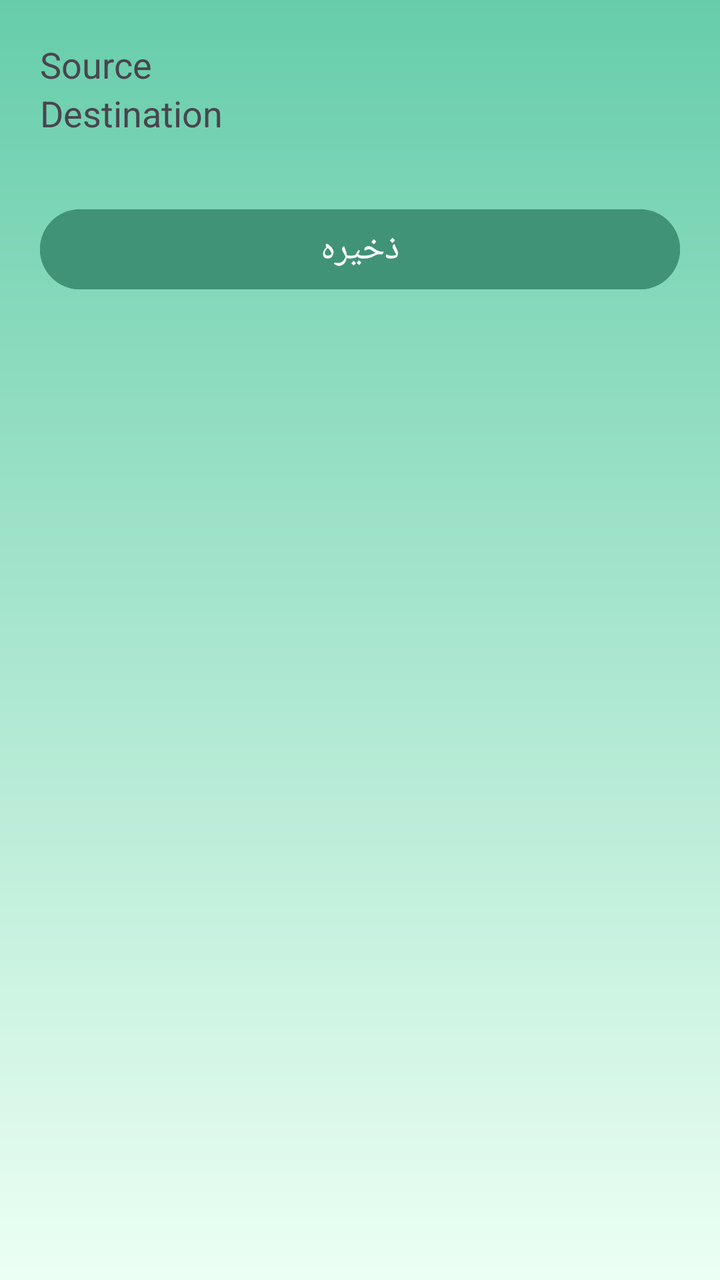
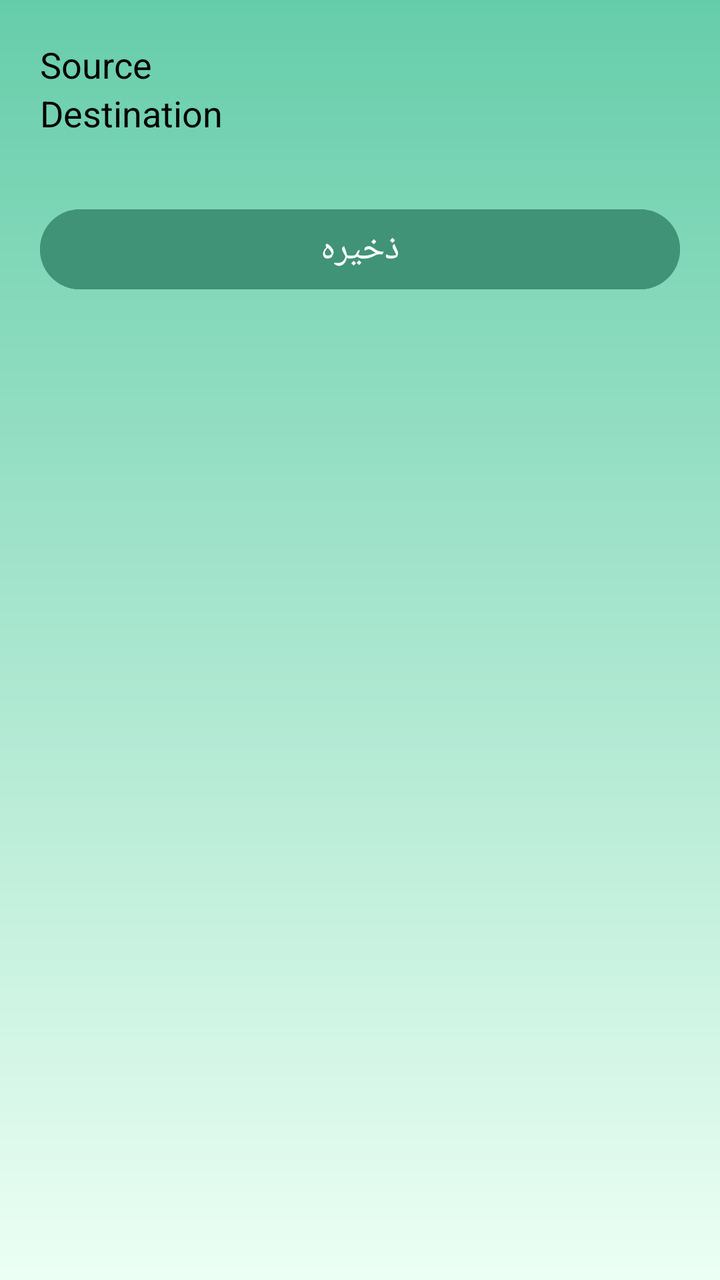

Screens rendered from an Android XML layout before and after an edit, with the pre-edit source and the edit as a unified diff.
<!-- AndroidManifest.xml: application theme Theme.TripMate -->
<!-- res/layout/activity_result.xml -->
<LinearLayout xmlns:android="http://schemas.android.com/apk/res/android"
    android:orientation="vertical"
    android:layout_width="match_parent"
    android:layout_height="match_parent"
    android:padding="20dp"
    android:background="@drawable/gradient_background">



    <TextView
        android:id="@+id/txt_source"
        android:text="Source"
        android:textSize="18sp"
        android:layout_width="wrap_content"
        android:layout_height="wrap_content"
        android:textColorHint="#184B30"
        />

    <TextView
        android:id="@+id/txt_dest"
        android:text="Destination"
        android:textSize="18sp"
        android:layout_width="wrap_content"
        android:layout_height="wrap_content"
        android:textColorHint="#184B30"
        />
    <Button
        android:id="@+id/btn_Save"
        android:layout_width="match_parent"
        android:layout_height="wrap_content"
        android:text="ذخیره"
        android:layout_marginTop="32dp"
        android:backgroundTint="#409376"
        android:textColor="#FFF"
        android:textSize="18sp"
        android:fontFamily="@font/vazirmatn"/>

</LinearLayout>
<!-- resources referenced by this layout -->
<resources>
  <!-- drawable gradient_background (drawable) -->
  <?xml version="1.0" encoding="utf-8"?>
  <shape xmlns:android="http://schemas.android.com/apk/res/android">
      <gradient
          android:startColor="#66CDAA"
          android:endColor="#ECFFF4"
          android:angle="8"/>
  </shape>
  <style name="Theme.TripMate" parent="Base.Theme.TripMate" />
  <style name="Base.Theme.TripMate" parent="Theme.Material3.DayNight.NoActionBar">
          
          
      </style>
</resources>

<!-- the commit's change to res/layout/activity_result.xml (unified diff, before → after) -->
@@ -13,7 +13,7 @@
         android:textSize="18sp"
         android:layout_width="wrap_content"
         android:layout_height="wrap_content"
-        android:textColorHint="#184B30"
+        android:textColor="#000000"
         />
 
     <TextView
@@ -22,7 +22,7 @@
         android:textSize="18sp"
         android:layout_width="wrap_content"
         android:layout_height="wrap_content"
-        android:textColorHint="#184B30"
+        android:textColor="#000000"
         />
     <Button
         android:id="@+id/btn_Save"
